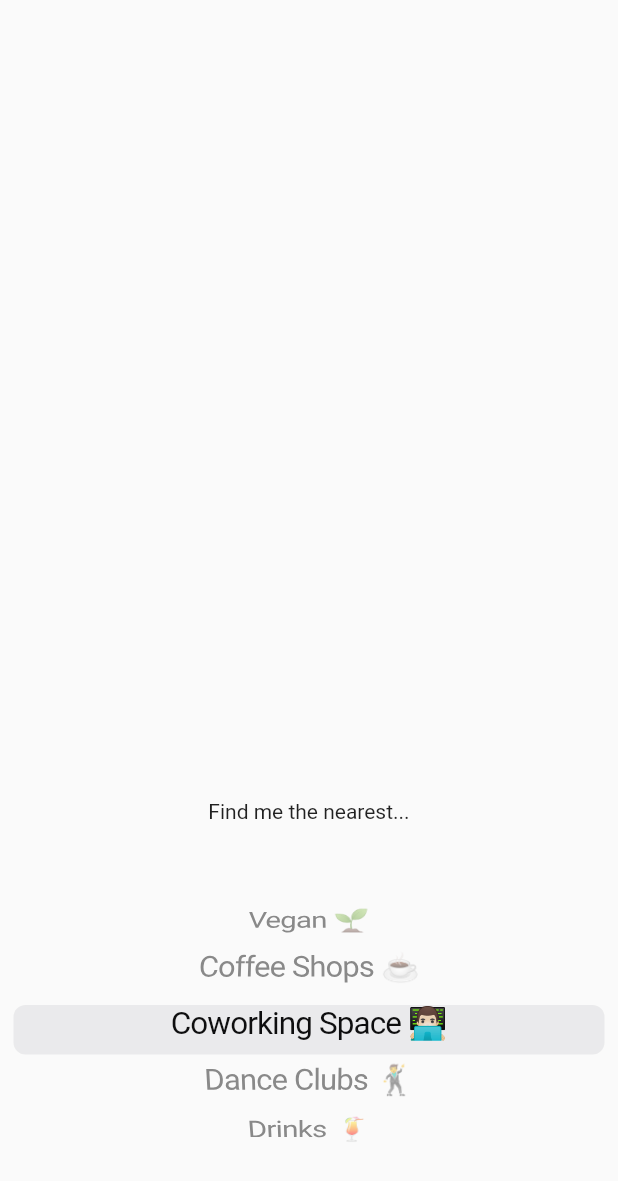
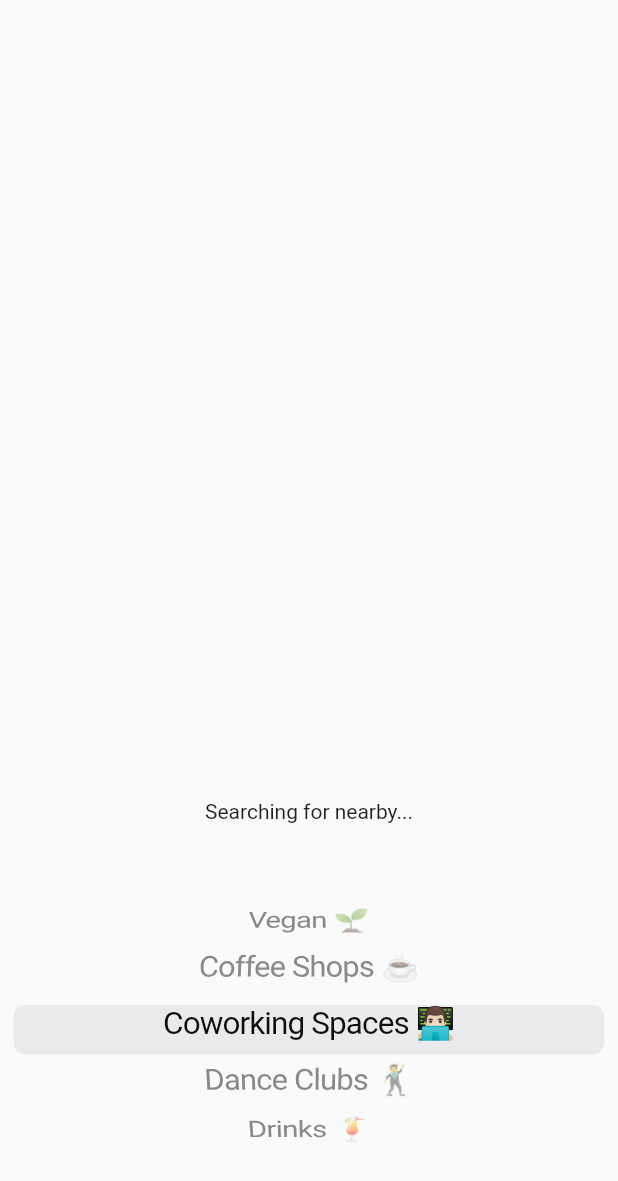
Before and after one commit to Metaphysics0/humblecompass, a Flutter app: the screen it shows after launch, on a phone screen of 412 x 824 dp. Shown: the top 1181 px of the screen. Run offline on Flutter 3.47's test engine with Material 2 defaults, Android fonts, the phone set to English and light mode, and no system bars; our stand-ins replace flutter_dotenv, geolocator, location; missing offline and left inert: google_place.

Commit message:
gettiing target location with geolocator

```diff
--- a/lib/main.dart
+++ b/lib/main.dart
@@ -2,6 +2,10 @@ import 'package:flutter/material.dart';
 import 'package:flutter_dotenv/flutter_dotenv.dart';
 import 'package:humblecompass/src/features/category_picker/presentation/picker.dart';
 import 'package:humblecompass/src/features/category_picker/presentation/picker_label.dart';
+import 'package:humblecompass/src/features/enable_location_services/application/get_user_location.dart';
+import 'package:humblecompass/src/features/enable_location_services/data/user_location.dart';
+import 'package:humblecompass/src/features/target_location/presentation/target_location_text.dart';
+import 'package:location/location.dart';
 
 Future main() async {
   await dotenv.load();
@@ -11,38 +15,38 @@ Future main() async {
 class MyApp extends StatelessWidget {
   const MyApp({Key? key}) : super(key: key);
 
-  // This widget is the root of your application.
   @override
   Widget build(BuildContext context) {
     return MaterialApp(
-      title: 'Flutter Demo',
-      theme: ThemeData(
-        primarySwatch: Colors.blue,
-      ),
-      home: const MyHomePage(title: 'Flutter Demo Home Page'),
+      home: const MyHomePage(),
     );
   }
 }
 
 class MyHomePage extends StatefulWidget {
-  const MyHomePage({Key? key, required this.title}) : super(key: key);
-
-  // This widget is the home page of your application. It is stateful, meaning
-  // that it has a State object (defined below) that contains fields that affect
-  // how it looks.
-
-  // This class is the configuration for the state. It holds the values (in this
-  // case the title) provided by the parent (in this case the App widget) and
-  // used by the build method of the State. Fields in a Widget subclass are
-  // always marked "final".
-
-  final String title;
+  const MyHomePage({Key? key}) : super(key: key);
 
   @override
   State<MyHomePage> createState() => _MyHomePageState();
 }
 
 class _MyHomePageState extends State<MyHomePage> {
+  LocationData? _userLocation;
+
+  @override
+  void initState() {
+    super.initState();
+
+    WidgetsBinding.instance.addPostFrameCallback((_) {
+      _asyncMethod();
+    });
+  }
+
+  _asyncMethod() async {
+    await UserLocation().determinePosition();
+    // print("isEnabled: $position");
+  }
+
   @override
   Widget build(BuildContext context) {
     return Scaffold(
@@ -54,8 +58,8 @@ class _MyHomePageState extends State<MyHomePage> {
               mainAxisSize: MainAxisSize.min,
               crossAxisAlignment: CrossAxisAlignment.center,
               mainAxisAlignment: MainAxisAlignment.end,
-              children: const [
-                PickerLabel(),
+              children: [
+                TargetLocationText(),
                 Picker(),
               ],
             )
--- a/lib/src/constants/env_vars.dart
+++ /dev/null
@@ -1,3 +0,0 @@
-import 'package:flutter_dotenv/flutter_dotenv.dart';
-
-final String? googlePlacesApiKey = dotenv.env["GOOGLE_PLACES_API_KEY"];
--- a/lib/src/features/category_picker/data/categories.dart
+++ b/lib/src/features/category_picker/data/categories.dart
@@ -1,5 +1,3 @@
-import 'package:flutter/foundation.dart';
-import 'package:flutter/material.dart';
 import 'package:humblecompass/src/features/category_picker/domain/category.dart'
     as cat;
 
@@ -7,13 +5,7 @@ import 'package:humblecompass/src/features/category_picker/domain/category.dart'
 final List<cat.Category> AVAILABLE_CATEGORIES = [
   cat.Category(id: "vegan", name: "Vegan 🌱"),
   cat.Category(id: "coffee", name: "Coffee Shops ☕️"),
-  cat.Category(id: "coworking_spaces", name: "Coworking Space 👨🏻‍💻"),
+  cat.Category(id: "coworking_spaces", name: "Coworking Spaces 👨🏻‍💻"),
   cat.Category(id: "dance", name: "Dance Clubs 🕺"),
   cat.Category(id: "drinks", name: "Drinks 🍹"),
 ];
-
-final List<Widget> categoryList =
-    List<Widget>.generate(AVAILABLE_CATEGORIES.length, (int index) {
-  final cat.Category category = AVAILABLE_CATEGORIES[index];
-  return Text(category.name);
-});
--- a/lib/src/features/category_picker/presentation/picker.dart
+++ b/lib/src/features/category_picker/presentation/picker.dart
@@ -21,8 +21,14 @@ class _PickerState extends State<Picker> {
         onSelectedItemChanged: (int selectedItem) {
           print("SELECTED ITEM $selectedItem");
         },
-        children: categoryList,
+        children: categoryList(),
       ),
     );
   }
 }
+
+List<Widget> categoryList() =>
+    List<Widget>.generate(AVAILABLE_CATEGORIES.length, (int index) {
+      final category = AVAILABLE_CATEGORIES[index];
+      return Text(category.name);
+    });
--- /dev/null
+++ b/lib/src/features/enable_location_services/domain/user_location_errors.dart
@@ -0,0 +1,8 @@
+class UserLocationErrors {
+  final deniedPermissions = _logError('Location permissions are denied');
+  final disabledPermissions = _logError('Location services are disabled.');
+  final permanatelyDeniedPermissions = _logError(
+      'Location permissions are permanently denied, we cannot request permissions.');
+}
+
+Future<Error?> _logError(String text) => Future.error(text);
--- /dev/null
+++ b/lib/src/features/target_location/data/google_api.dart
@@ -0,0 +1,4 @@
+import 'package:google_place/google_place.dart';
+import 'package:humblecompass/config/env.dart';
+
+final GooglePlace googlePlace = GooglePlace(appEnv.googlePlacesApiKey);
--- /dev/null
+++ b/lib/src/features/target_location/presentation/target_location_text.dart
@@ -0,0 +1,28 @@
+import 'package:flutter/material.dart';
+import 'package:flutter/src/foundation/key.dart';
+import 'package:flutter/src/widgets/framework.dart';
+import 'package:humblecompass/src/features/target_location/application/fetch_target_location.dart';
+import 'package:humblecompass/src/features/target_location/application/fetch_target_location.dart';
+import 'package:humblecompass/src/features/target_location/data/google_api.dart';
+
+class TargetLocationText extends StatefulWidget {
+  const TargetLocationText({Key? key}) : super(key: key);
+
+  @override
+  State<TargetLocationText> createState() => _TargetLocationTextState();
+}
+
+class _TargetLocationTextState extends State<TargetLocationText> {
+  @override
+  Widget build(BuildContext context) {
+    Future onPressed() async {
+      var location = await fetchTargetLocation("restaurant", "restaurant");
+
+      print("LOCATION $location");
+    }
+
+    ;
+
+    return Text("Searching for nearby...");
+  }
+}
--- a/pubspec.yaml
+++ b/pubspec.yaml
@@ -32,9 +32,12 @@ dependencies:
 
 
   cupertino_icons: ^1.0.2
+  flutter_dotenv: ^5.0.2
   flutter_compass: '^0.7.0'
+
   google_place: ^0.4.7
-  flutter_dotenv: ^5.0.2
+  location: ^4.4.0
+  geolocator: ^9.0.1
 
 dev_dependencies:
   flutter_test:
```
Also changed, not shown: lib/config/env.dart (added, +15 -0 lines), lib/src/features/enable_location_services/application/get_user_location.dart (added, +7 -0 lines), lib/src/features/enable_location_services/data/user_location.dart (added, +34 -0 lines), lib/src/features/enable_location_services/presentation/request_user_location_modal.dart (added, +11 -0 lines), lib/src/features/target_location/application/fetch_target_location.dart (added, +18 -0 lines), lib/src/features/target_location_info/data/fetch_location.dart (deleted, +0 -7 lines), lib/src/features/target_location_info/presentation/target_location_info.dart (deleted, +0 -19 lines), lib/src/features/target_location_info/application/process_location.dart (deleted), pubspec.lock, 9 other files.
